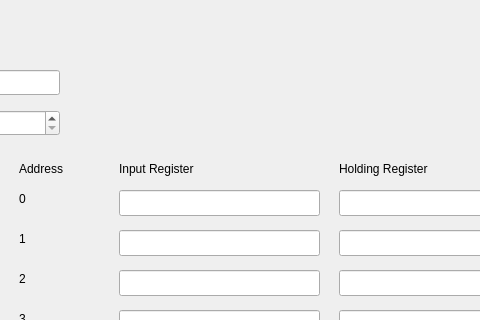
Old version of the form mainwindow.ui in the repository xiaomajsj/ModbusTcpTest; both pictures show x 201 to 681 and y 0 to 320 of the 800 by 476 pixel window.
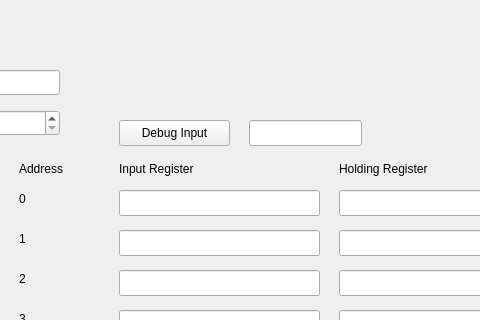
New version of the form.

Diff of the .ui file:
```diff
--- a/mainwindow.ui
+++ b/mainwindow.ui
@@ -433,6 +433,29 @@
      </rect>
     </property>
    </widget>
+   <widget class="QPushButton" name="pushButton">
+    <property name="geometry">
+     <rect>
+      <x>320</x>
+      <y>120</y>
+      <width>111</width>
+      <height>26</height>
+     </rect>
+    </property>
+    <property name="text">
+     <string>Debug Input</string>
+    </property>
+   </widget>
+   <widget class="QLineEdit" name="TestLineEdit">
+    <property name="geometry">
+     <rect>
+      <x>450</x>
+      <y>120</y>
+      <width>113</width>
+      <height>26</height>
+     </rect>
+    </property>
+   </widget>
   </widget>
   <widget class="QMenuBar" name="menubar">
    <property name="geometry">
```
